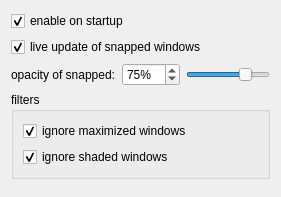
First picture: the form in contents/ui/config.ui, repository Flupp/sticky-window-snapping, before the edit.
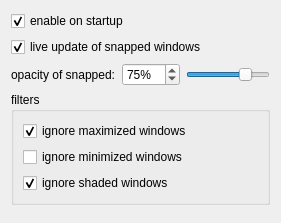
Second picture: the form after the edit.

Commit message: added option to ignore minimized windows

Diff of the .ui file:
```diff
--- a/contents/ui/config.ui
+++ b/contents/ui/config.ui
@@ -79,6 +79,19 @@
         </property>
        </widget>
       </item>
+      <item>
+       <widget class="QCheckBox" name="kcfg_ignoreMinimized">
+        <property name="enabled">
+         <bool>true</bool>
+        </property>
+        <property name="text">
+         <string>ignore minimized windows</string>
+        </property>
+        <property name="checked">
+         <bool>false</bool>
+        </property>
+       </widget>
+      </item>
       <item>
        <widget class="QCheckBox" name="kcfg_ignoreShaded">
         <property name="text">
```
The commit also changes 2 other files.
